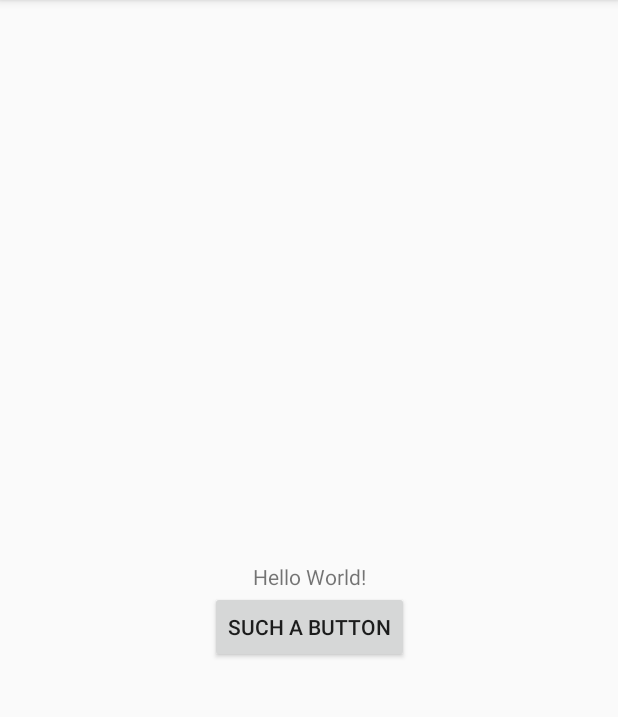
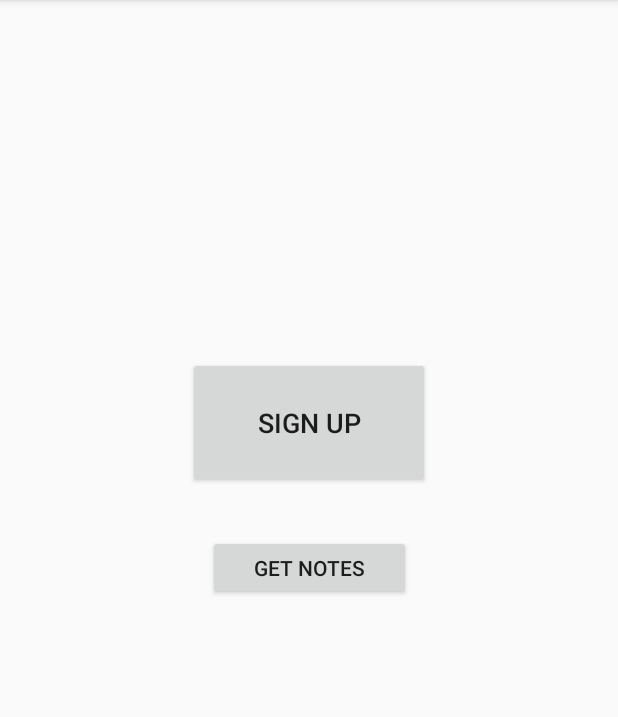
Before and after one commit to Fs4remi/CalHacks, an Android app: the screen it shows after launch (MainActivity), on a phone screen of 412 x 824 dp, the part 84-801 px from its top. Run offline under Robolectric (Android 15) with nearby library versions, the phone set to English and light mode, and no system bars.

Commit message:
fixed default issues

```diff
--- a/app/build.gradle
+++ b/app/build.gradle
@@ -1,8 +1,8 @@
 apply plugin: 'com.android.application'
 
-apply plugin: 'kotlin-android'
+//apply plugin: 'kotlin-android'
 
-apply plugin: 'kotlin-android-extensions'
+//apply plugin: 'kotlin-android-extensions'
 
 android {
     compileSdkVersion 29
@@ -27,9 +27,9 @@ dependencies {
     implementation fileTree(dir: 'libs', include: ['*.jar'])
     implementation "org.jetbrains.kotlin:kotlin-stdlib-jdk7:$kotlin_version"
     implementation 'androidx.appcompat:appcompat:1.0.2'
-    implementation 'androidx.core:core-ktx:1.0.2'
+    //implementation 'androidx.core:core-ktx:1.0.2'
     implementation 'androidx.constraintlayout:constraintlayout:1.1.3'
     testImplementation 'junit:junit:4.12'
-    androidTestImplementation 'androidx.test.ext:junit:1.1.0'
-    androidTestImplementation 'androidx.test.espresso:espresso-core:3.1.1'
+    //androidTestImplementation 'androidx.test.ext:junit:1.1.0'
+    //androidTestImplementation 'androidx.test.espresso:espresso-core:3.1.1'
 }
--- /dev/null
+++ b/app/src/main/java/com/example/test/MainActivity.java
@@ -0,0 +1,17 @@
+package com.example.test;
+
+import android.os.Bundle;
+import androidx.appcompat.app.AppCompatActivity;
+
+public class MainActivity extends AppCompatActivity {
+
+    protected void onCreate(Bundle savedInstanceState) {
+        super.onCreate(savedInstanceState);
+        setContentView(R.layout.activity_main);
+
+    }
+
+    public void sign_up_button(android.view.View view){
+
+    }
+}
--- a/app/src/main/java/com/example/test/MainActivity.kt
+++ /dev/null
@@ -1,18 +0,0 @@
-package com.example.test
-
-import android.os.Bundle
-import androidx.appcompat.app.AppCompatActivity
-
-class MainActivity : AppCompatActivity() {
-
-    override fun onCreate(savedInstanceState: Bundle?) {
-        super.onCreate(savedInstanceState)
-        setContentView(R.layout.activity_main)
-
-
-
-
-
-
-    }
-}
--- a/app/src/main/res/layout/activity_main.xml
+++ b/app/src/main/res/layout/activity_main.xml
@@ -6,23 +6,33 @@
     android:layout_height="match_parent"
     tools:context=".MainActivity">
 
-    <TextView
-        android:id="@+id/words"
-        android:layout_width="wrap_content"
-        android:layout_height="wrap_content"
-        android:text="Hello World!"
+    <Button
+        android:id="@+id/SignUpButton"
+        android:layout_width="161dp"
+        android:layout_height="87dp"
+        android:capitalize="words"
+        android:clickable="true"
+        android:cursorVisible="false"
+        android:text="Sign Up"
+        android:textColorLink="#9C27B0"
+        android:textSize="18sp"
         app:layout_constraintBottom_toBottomOf="parent"
-        app:layout_constraintLeft_toLeftOf="parent"
-        app:layout_constraintRight_toRightOf="parent"
-        app:layout_constraintTop_toTopOf="parent" />
+        app:layout_constraintEnd_toEndOf="parent"
+        app:layout_constraintStart_toStartOf="parent"
+        app:layout_constraintTop_toTopOf="parent"
+        app:layout_constraintVertical_bias="0.35"
+        tools:visibility="visible"
+        android:onClick="sign_up_button"/>
 
     <Button
-        android:id="@+id/button"
-        android:layout_width="wrap_content"
-        android:layout_height="wrap_content"
-        android:text="SUCH A BUTTON"
-        app:layout_constraintTop_toBottomOf="@+id/words"
-        app:layout_constraintLeft_toLeftOf="@+id/words"
-        app:layout_constraintRight_toRightOf="@+id/words" />
-
+        android:id="@+id/SummaryButton"
+        android:layout_width="135dp"
+        android:layout_height="43dp"
+        android:clickable="true"
+        android:text="Get Notes"
+        app:layout_constraintBottom_toBottomOf="parent"
+        app:layout_constraintEnd_toEndOf="parent"
+        app:layout_constraintStart_toStartOf="parent"
+        app:layout_constraintTop_toBottomOf="@+id/SignUpButton"
+        app:layout_constraintVertical_bias="0.078" />
 </androidx.constraintlayout.widget.ConstraintLayout>
```
Also changed, not shown: 2 other files.
